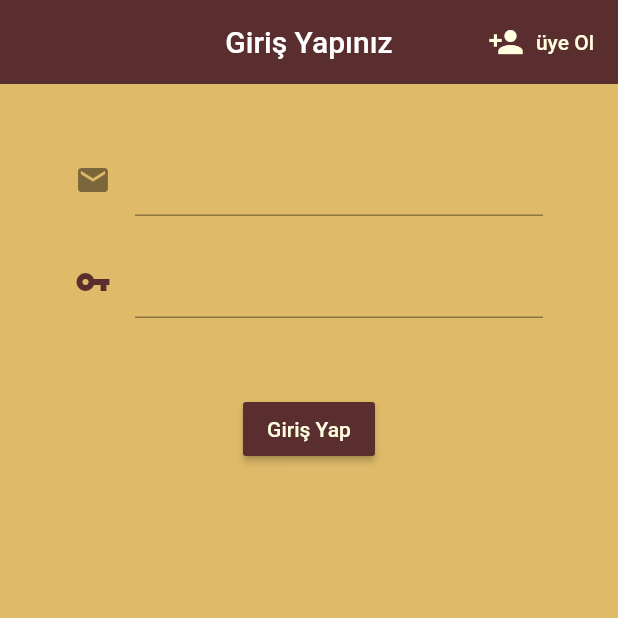
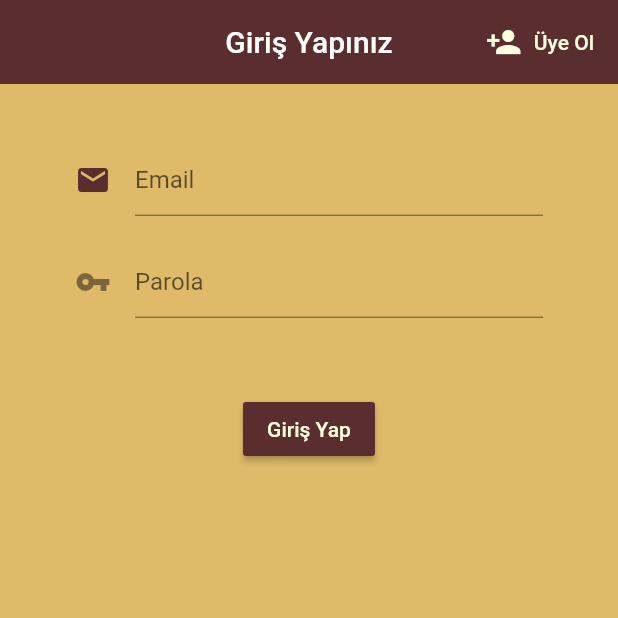
Before and after one commit to emralyilmaz/training41KahveniSecApp, a Flutter app: the screen it shows after launch, on a phone screen of 412 x 824 dp, the top half of it. Run offline on Flutter 3.47's test engine with Material 2 defaults, Android fonts, the phone set to English and light mode, and no system bars; our stand-ins replace firebase_auth, firebase_core; accounts and stored records are empty.

Commit message:
Input Decoration İşlemi

```diff
--- a/lib/screens/authenticate/sign_in.dart
+++ b/lib/screens/authenticate/sign_in.dart
@@ -1,5 +1,6 @@
 import 'package:flutter/material.dart';
 import 'package:training41KahveniSecApp/services/auth.dart';
+import 'package:training41KahveniSecApp/shared/contants.dart';
 
 class SignIn extends StatefulWidget {
   final Function toggleSayfa;
@@ -31,7 +32,7 @@ class _SignInState extends State<SignIn> {
               },
               icon: Icon(Icons.person_add,
                   color: Color.fromRGBO(255, 254, 223, 1)),
-              label: Text("üye Ol",
+              label: Text("Üye Ol",
                   style: TextStyle(color: Color.fromRGBO(255, 254, 223, 1))))
         ],
       ),
@@ -43,7 +44,7 @@ class _SignInState extends State<SignIn> {
               children: [
                 SizedBox(height: 20),
                 TextFormField(
-                  decoration: InputDecoration(icon: Icon(Icons.email)),
+                  decoration: inputDecoration,
                   onChanged: (val) {
                     setState(() {
                       email = val;
@@ -52,11 +53,8 @@ class _SignInState extends State<SignIn> {
                 ),
                 SizedBox(height: 20),
                 TextFormField(
-                  decoration: InputDecoration(
-                      icon: Icon(
-                    Icons.vpn_key,
-                    color: Color.fromRGBO(90, 46, 46, 1),
-                  )),
+                  decoration: inputDecoration.copyWith(
+                      hintText: "Parola", icon: Icon(Icons.vpn_key)),
                   obscureText: true, // parola için
                   onChanged: (val) {
                     setState(() {
--- /dev/null
+++ b/lib/shared/contants.dart
@@ -0,0 +1,9 @@
+import 'package:flutter/material.dart';
+
+const inputDecoration = InputDecoration(
+  hintText: "Email",
+  icon: Icon(
+    Icons.email,
+    color: Color.fromRGBO(90, 46, 46, 1),
+  ),
+);
```
Also changed, not shown: lib/screens/authenticate/register.dart (+4 -6 lines).
